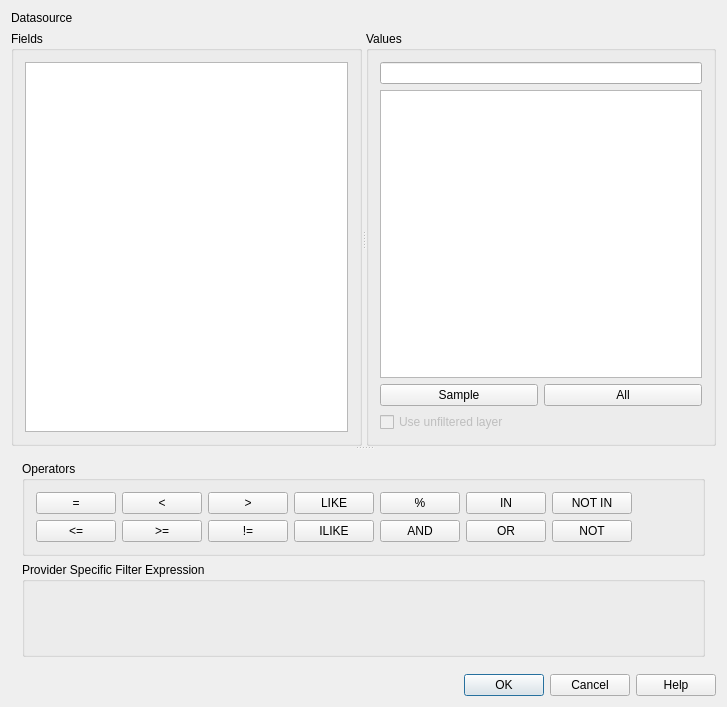
Above: src/ui/qgsquerybuilderbase.ui from carsmie/QGIS before the change. Below: the same form after it.
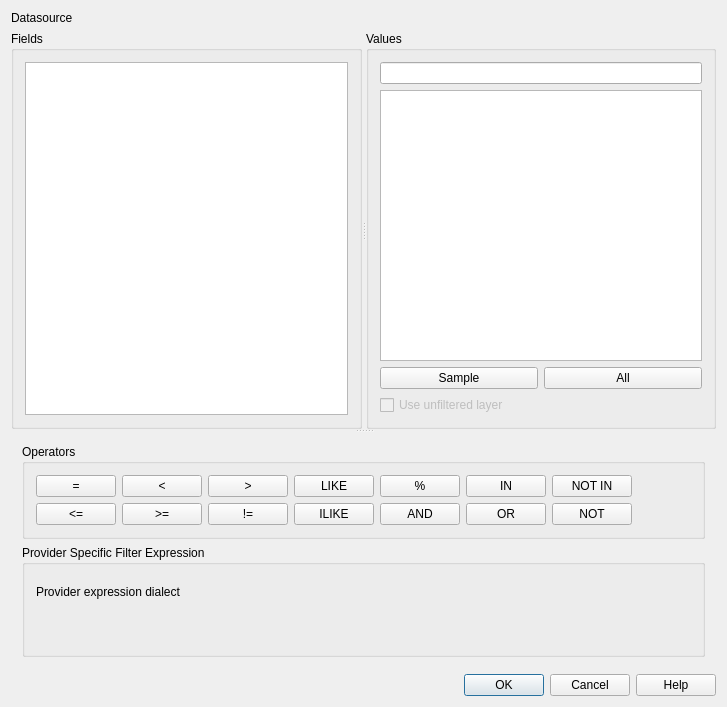
That is the form after the change. Icons and pictures are not drawn. Custom widgets are drawn as their Qt base class.

Commit message:
Add info about usable "expression dialect" to filter dialog (#58730)
Show SQL dialect used for layer filtering

The edit to the form file:
```diff
--- a/src/ui/qgsquerybuilderbase.ui
+++ b/src/ui/qgsquerybuilderbase.ui
@@ -322,9 +322,16 @@
           <property name="bottomMargin">
            <number>11</number>
           </property>
-          <item row="0" column="0">
+          <item row="1" column="0">
            <widget class="QgsCodeEditorSQL" name="mTxtSql" native="true"/>
           </item>
+          <item row="0" column="0">
+           <widget class="QLabel" name="lblProviderFilterInfo">
+            <property name="text">
+             <string>Provider expression dialect</string>
+            </property>
+           </widget>
+          </item>
          </layout>
         </widget>
        </item>
```
The commit also changes 1 other file.
